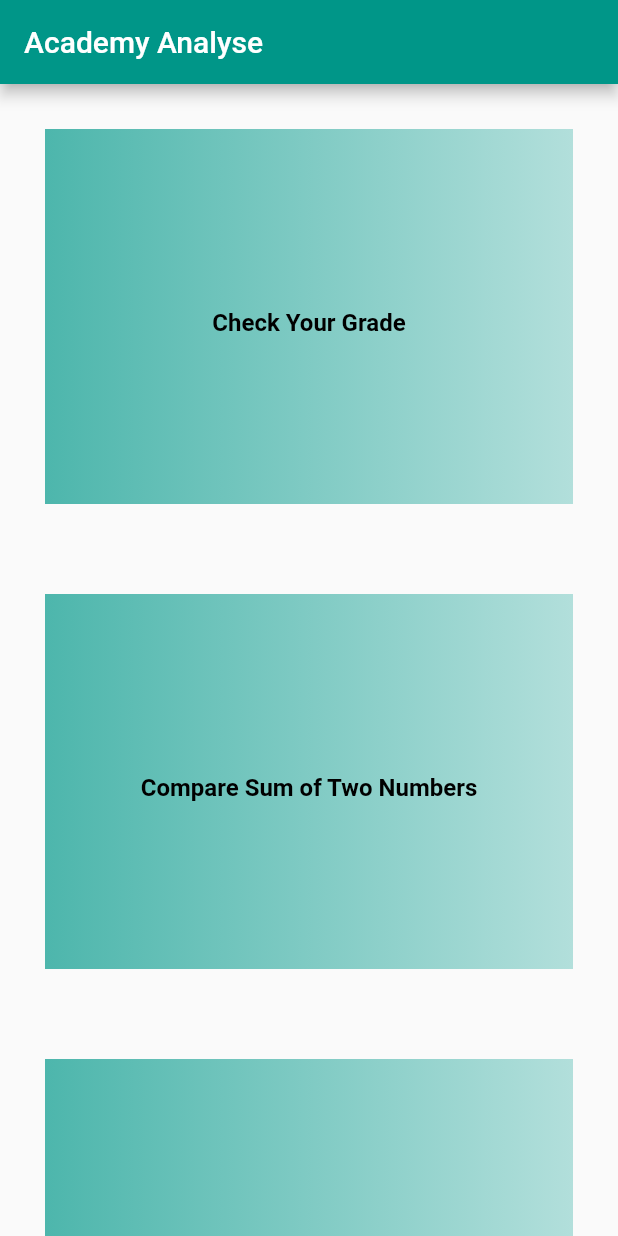
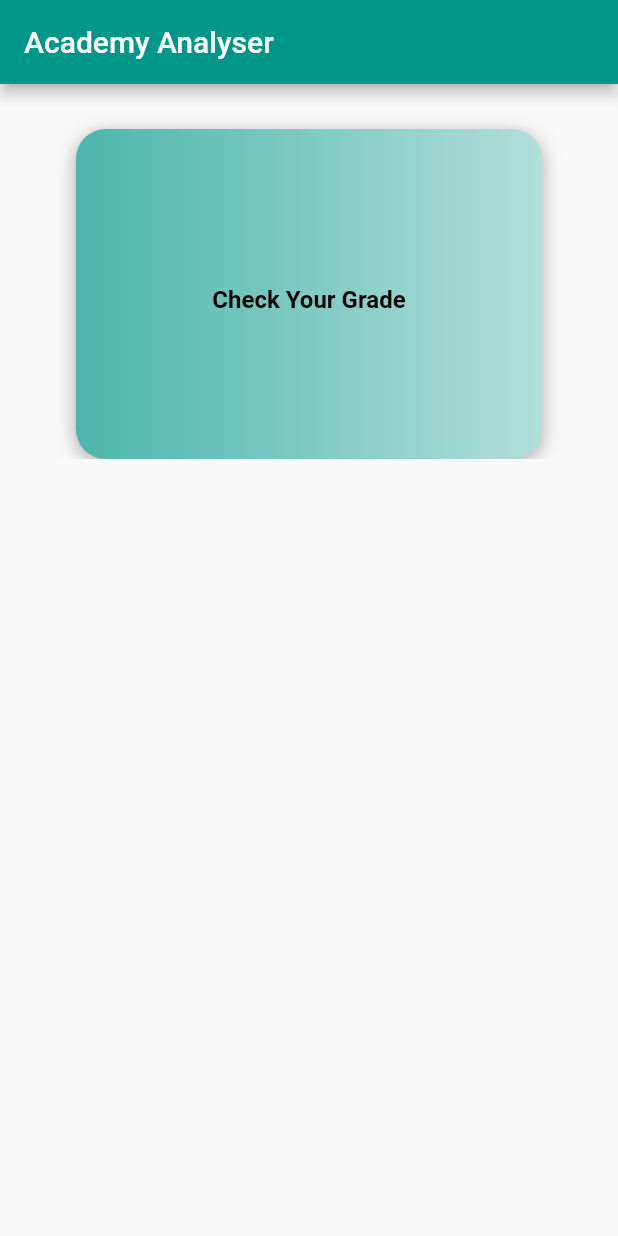
Before and after one commit to amitkumarsingh01/AcadApp, a Flutter app: the screen it shows after launch, on a phone screen of 412 x 824 dp. Run offline on Flutter 3.47's test engine with Material 2 defaults, Android fonts, the phone set to English and light mode, and no system bars; drawn by our look-alikes of carousel_slider.

Commit message:
initial commit

```diff
--- a/lib/main.dart
+++ b/lib/main.dart
@@ -1,4 +1,6 @@
+import 'package:carousel_slider/carousel_slider.dart';
 import 'package:flutter/material.dart';
+import 'package:y2k/cgpa.dart';
 import 'grade.dart';
 
 void main() {
@@ -19,21 +21,29 @@ class MyApp extends StatelessWidget {
 }
 
 class MainPage extends StatelessWidget {
+  final List<String> chapterTexts = [
+    'Check Your Grade',
+    'Calculate Your CGPA',
+    'Find My Color',
+  ];
   @override
   Widget build(BuildContext context) {
     return Scaffold(
       appBar: AppBar(
-        title: Text('Academy Analyse'),
+        title: Text('Academy Analyser'),
       ),
-      body: ListView.builder(
-        padding: EdgeInsets.only(bottom: kBottomNavigationBarHeight),
-        itemCount: 3,
-        itemBuilder: (context, index) {
-          // final chapterNumber = index + 1;
-          // final chapterTitle = '$chapterNumber';
-          final chapterText = '${_getChapterText(index)}';
+      body: CarouselSlider(
+        options: CarouselOptions(
+          height: 250,
+          enlargeCenterPage: true,
+          viewportFraction: 0.9,
+          aspectRatio: 16 / 9,
+          scrollDirection: Axis.horizontal,
+        ),
+        items: chapterTexts.map((chapterText) {
           return GestureDetector(
             onTap: () {
+              final index = chapterTexts.indexOf(chapterText);
               if (index == 0) {
                 Navigator.push(
                   context,
@@ -42,14 +52,15 @@ class MainPage extends StatelessWidget {
                   ),
                 );
               }
-              // else if (index == 1) {
-              //   Navigator.push(
-              //     context,
-              //     MaterialPageRoute(
-              //       builder: (context) => NumberComparisonGame(),
-              //     ),
-              //   );
-              // } else if (index == 2) {
+              else if (index == 1) {
+                Navigator.push(
+                  context,
+                  MaterialPageRoute(
+                    builder: (context) => CGPACalculator(),
+                  ),
+                );
+              }
+              // else if (index == 2) {
               //   Navigator.push(
               //     context,
               //     MaterialPageRoute(
@@ -59,30 +70,28 @@ class MainPage extends StatelessWidget {
               // }
             },
             child: Container(
-              margin: EdgeInsets.all(30),
+              margin: EdgeInsets.fromLTRB(30, 30, 30, 0),
               decoration: BoxDecoration(
+                borderRadius: BorderRadius.circular(20),
                 gradient: LinearGradient(
                   colors: [
                     Colors.teal.shade300,
-                    // Colors.teal.shade200,
-                    // Colors.white,
-                    Colors.teal.shade100
+                    Colors.teal.shade100,
                   ],
                 ),
+                boxShadow: [
+                  BoxShadow(
+                    color: Colors.black.withOpacity(0.3),
+                    blurRadius: 10,
+                    offset: Offset(0, 3),
+                  ),
+                ],
               ),
               height: 250,
               child: Center(
                 child: Column(
                   mainAxisAlignment: MainAxisAlignment.center,
                   children: [
-                    // Text(
-                    //   chapterTitle,
-                    //   style: TextStyle(
-                    //     fontSize: 20,
-                    //     fontWeight: FontWeight.bold,
-                    //     color: Colors.white,
-                    //   ),
-                    // ),
                     SizedBox(height: 8),
                     Text(
                       chapterText,
@@ -97,21 +106,21 @@ class MainPage extends StatelessWidget {
               ),
             ),
           );
-        },
+        }).toList(),
       ),
     );
   }
+}
 
-  String _getChapterText(int index) {
-    switch (index) {
-      case 0:
-        return 'Check Your Grade';
-      case 1:
-        return 'Compare Sum of Two Numbers';
-      case 2:
-        return 'Find My Color';
-      default:
-        return '';
-    }
-  }
-}
+  // String _getChapterText(int index) {
+  //   switch (index) {
+  //     case 0:
+  //       return 'Check Your Grade';
+  //     case 1:
+  //       return 'Compare Sum of Two Numbers';
+  //     case 2:
+  //       return 'Find My Color';
+  //     default:
+  //       return '';
+  //   }
+  // }
--- a/pubspec.yaml
+++ b/pubspec.yaml
@@ -35,6 +35,7 @@ dependencies:
   # Use with the CupertinoIcons class for iOS style icons.
   cupertino_icons: ^1.0.2
   flutter_launcher_icons: ^0.13.1
+  carousel_slider: ^4.2.1
 
 dev_dependencies:
   flutter_test:
```
Also changed, not shown: lib/cgpa.dart (added, +155 -0 lines), pubspec.lock.
